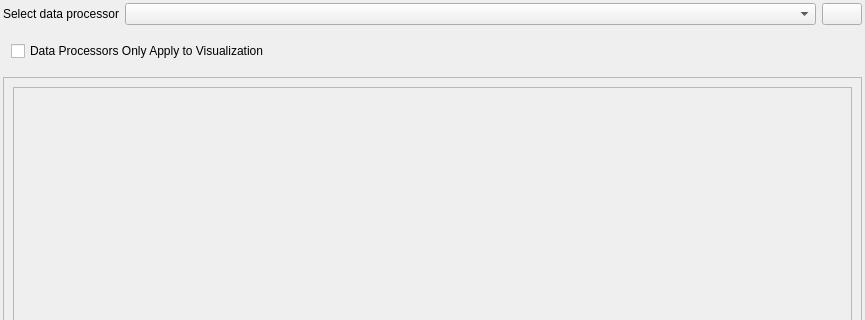
Before: the Qt Designer form rena/ui/dsp_ui/OptionsWindowDataProcessingWidget.ui in PhysioLabXR/PhysioLabXR-Community, drawn with Qt 5; both pictures show x 0 to 865 and y 0 to 320 of the 865 by 502 pixel window.
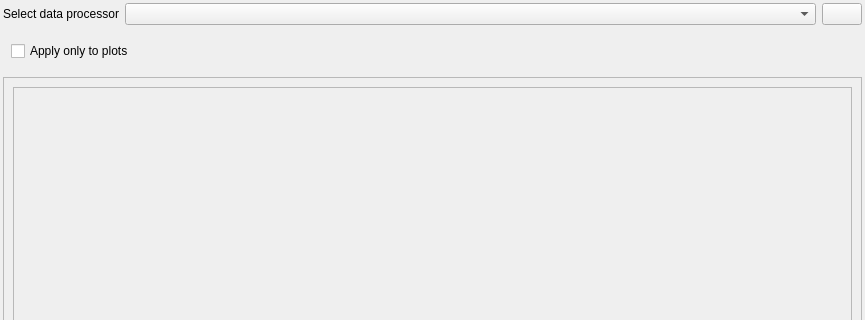
After: the same form once the commit is applied.

Commit message: change ui text; don't revert to default

What changed in the file:
```diff
--- a/rena/ui/dsp_ui/OptionsWindowDataProcessingWidget.ui
+++ b/rena/ui/dsp_ui/OptionsWindowDataProcessingWidget.ui
@@ -119,7 +119,7 @@
          <item>
           <widget class="QCheckBox" name="DataProcessorsOnlyApplyToVisualizationCheckBox">
            <property name="text">
-            <string>Data Processors Only Apply to Visualization</string>
+            <string>Apply only to plots</string>
            </property>
           </widget>
          </item>
```
The commit also changes 1 other file.
